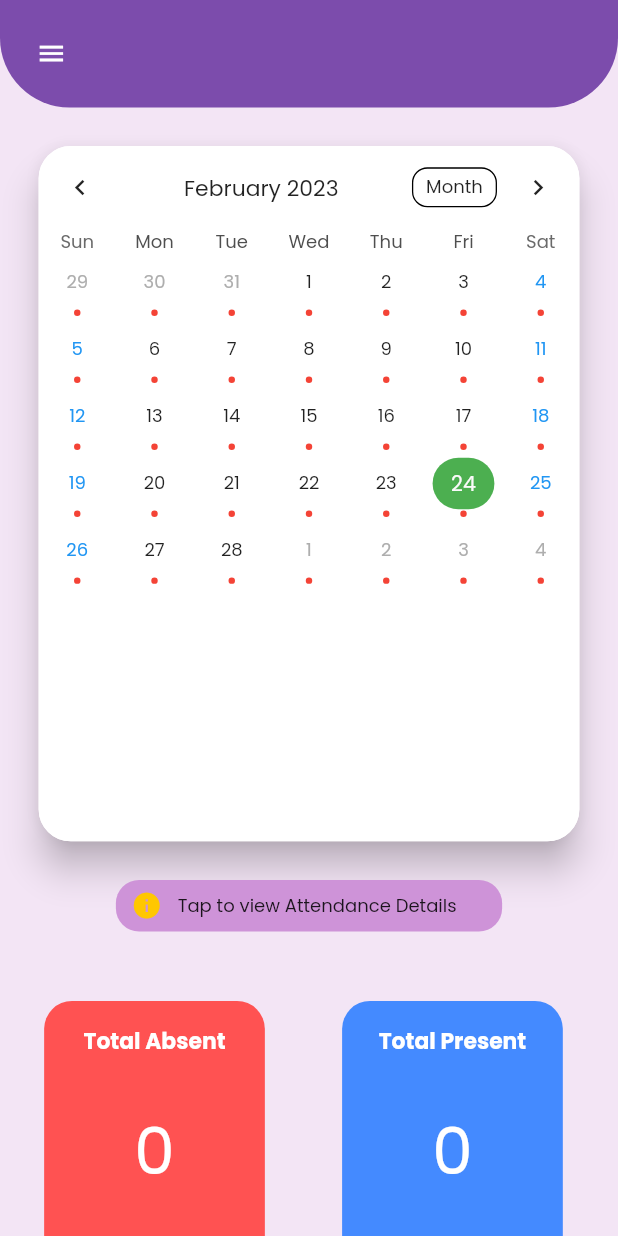
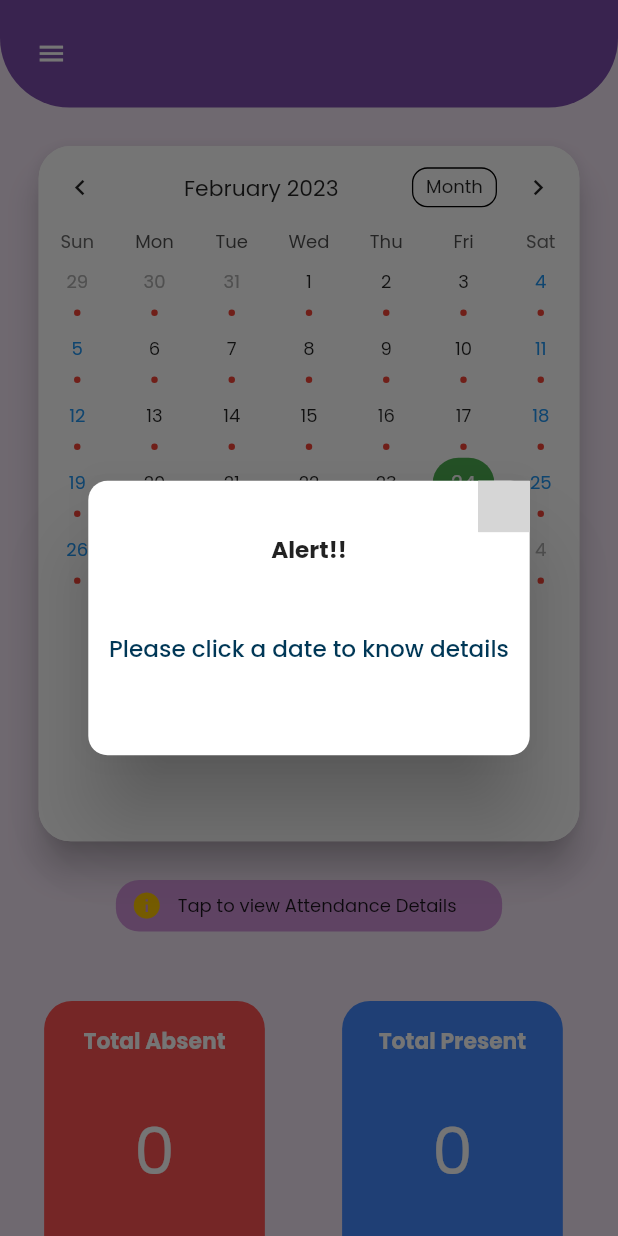
Before and after one commit to Md-Refaydeen/iapp, a Flutter app: the AttendanceScreen screen opened directly with empty values, on a phone screen of 412 x 824 dp. Run offline on Flutter 3.47's test engine with Material 2 defaults, Android fonts, the light colour scheme and no system bars; drawn by our look-alikes of table_calendar; our stand-ins replace date_format, flutter_svg, geocoding, geolocator, google_fonts, google_maps_flutter and 6 more; missing offline and left inert: easy_geofencing, excel, slide_digital_clock; accounts and stored records are empty; network calls fail; project files that could hold a hidden picture were left out; grey boxes are pictures that could not be loaded.

Commit message:
refay's latest commit4

```diff
--- a/lib/services/geofence.dart
+++ b/lib/services/geofence.dart
@@ -21,9 +21,9 @@ class GeoFencingService {
       EasyGeofencing.stopGeofenceService();
 
       await EasyGeofencing.startGeofenceService(
-          pointedLatitude: '13.0567361',
-          pointedLongitude: '80.2571406',
-          radiusMeter: '25.0',
+          pointedLatitude: '13.056559',
+          pointedLongitude: '80.2569616',
+          radiusMeter: '35.0',
           eventPeriodInSeconds: 5);
       if (geofenceStatusStream == null) {
         print('Status stream:${geofenceStatusStream}');
--- a/lib/user_screens/attendance_screen.dart
+++ b/lib/user_screens/attendance_screen.dart
@@ -2,6 +2,7 @@ import 'dart:async';
 import 'dart:convert';
 import 'package:http/http.dart' as http;
 import 'package:flutter/material.dart';
+import 'package:iapp/widgets/alertbox.dart';
 import 'package:table_calendar/table_calendar.dart';
 import '../constants/constants.dart';
 import '../dto/user.dart';
@@ -47,6 +48,8 @@ class _CalendarScreenState extends State<AttendanceScreen> {
 
   Future<void> check() async {
     Future.delayed(const Duration(milliseconds: 500), () {
+      showAlert();
+
       setState(() {
         year = int.parse(location.year);
         month = int.parse(location.month);
@@ -55,9 +58,11 @@ class _CalendarScreenState extends State<AttendanceScreen> {
       _user = fetchDetails(email, month, year);
       checkStatus(email, month, year);
     });
+
   }
 
   void showToast() {
+
     setState(() {
       _isVisible = !_isVisible;
     });
@@ -75,7 +80,12 @@ class _CalendarScreenState extends State<AttendanceScreen> {
     return Scaffold(
       key: _scaffoldKey,
       backgroundColor: Colors.purple.shade50,
-      drawer: Drawer(
+      drawer: NotificationListener<OverscrollIndicatorNotification>(
+        onNotification: (overscroll) {
+          overscroll.disallowGlow();
+          return true;
+        },
+        child: Drawer(
           backgroundColor: Colors.purple.shade50,
           width: MediaQuery.of(context).size.width * 0.7,
           child: ListView(
@@ -155,6 +165,7 @@ class _CalendarScreenState extends State<AttendanceScreen> {
             ],
           ),
         ),
+      ),
       body: SafeArea(
         child: Column(mainAxisAlignment: MainAxisAlignment.start, children: [
           Container(
@@ -228,7 +239,7 @@ class _CalendarScreenState extends State<AttendanceScreen> {
                             return Container(
                               height: 5,
                               decoration: BoxDecoration(
-                                  color: status == "Present"
+                                  color: status == "Present"||status=='Late'
                                       ? Colors.green
                                       : Colors.red,
                                   shape: BoxShape.circle),
@@ -294,6 +305,7 @@ class _CalendarScreenState extends State<AttendanceScreen> {
                               icon: Icon(Icons.info),
                               color: Color(0xFFFFC701)),
                           Text('Tap to view Attendance Details'),
+
                         ],
                       ),
                     ),
@@ -530,6 +542,16 @@ class _CalendarScreenState extends State<AttendanceScreen> {
       ),
     );
   }
+  Future <void> showAlert()async {
+     showDialog(context: context, builder: (_)=>AlertBox(
+
+     )
+
+     );
+     Future.delayed(Duration(seconds: 3), () {
+       Navigator.of(context).pop();
+     });
+  }
 
   Future<void> checkStatus(String? email, int? month, int? year) async {
     try {
@@ -620,25 +642,22 @@ class _CalendarScreenState extends State<AttendanceScreen> {
 
         var listUsers = getUsersData.map((i) => User.fromJson(i)).toList();
         for (var item in getUsersData) {
-          setState(() {
+
             //widget.date = DateTime.parse(item['date'].split(' ')[0]);
+            var date = DateTime.parse(item['date']);
+            var status = item['status'];
 
-            widget.date = DateTime.parse(item['date']);
-            widget.status = item['status'];
-          });
 
-          // Add the event to the events map
-          if (_events[widget.date] == null) {
-            _events[widget.date] = [widget.status];
-            //  print(_events[widget.date]);
+          if (_events[date] == null) {
+            _events[date] = [status];
           } else {
-            _events[widget.date]?.add(widget.status);
+            _events[date]?.add(status);
           }
-          print(_events[widget.date]);
-          print('date:${widget.date}');
-          print(_events[widget.status]);
+          print('s${_events[date]}');
+            print('ss${_events[status]}');
+          print('date:${date}');
         }
-        print(_events);
+
         return listUsers;
       } else {
         throw Exception('Failed to load users');
@@ -648,16 +667,13 @@ class _CalendarScreenState extends State<AttendanceScreen> {
       rethrow;
     }
   }
+  List<String> _getEvents(DateTime date) {
+    String formattedDate = DateFormat("yyyy-MM-dd HH:mm:ss.SSS").format(date);
+    // Retrieve the list of events for the formatted date
+    var statuses = _events[formattedDate] ?? [];
+    print('statuses:$statuses');
 
-  List<dynamic> _getEvents(DateTime date) {
-    String formattedDate = DateFormat("yyyy-MM-dd").format(date);
-    // Retrieve the list of events for the formatted date
-    var statuses = _events[date] ?? [];
-    print('statuses:$statuses');
-    // _events.forEach((date, statuses) {
-    //   print('$date: $statuses');
-    // });
+    return statuses.map((status) => status.toString()).toList();
+  }
 
-    return statuses;
 }
-}
--- a/lib/widgets/alert_components.dart
+++ b/lib/widgets/alert_components.dart
@@ -18,6 +18,7 @@ class DialogComponent extends StatelessWidget {
   Widget build(BuildContext context) {
     print('called');
     return Dialog(
+
       shape: RoundedRectangleBorder(
         borderRadius: BorderRadius.circular(20),
       ),
--- /dev/null
+++ b/lib/widgets/alertbox.dart
@@ -0,0 +1,52 @@
+import 'package:flutter/material.dart';
+import 'package:flutter_svg/flutter_svg.dart';
+import 'package:iapp/constants/constants.dart';
+
+class AlertBox extends StatelessWidget {
+  const AlertBox({Key? key}) : super(key: key);
+
+  @override
+  Widget build(BuildContext context) {
+    return Dialog(
+        backgroundColor: Colors.white,
+        shape: RoundedRectangleBorder(
+          borderRadius: BorderRadius.circular(15),
+        ),
+        child: Container(
+          height: MediaQuery.of(context).size.height / 4.5,
+          width: MediaQuery.of(context).size.width / 1.4,
+          decoration: BoxDecoration(),
+          child: Column(
+            children: [
+              Row(
+                mainAxisAlignment: MainAxisAlignment.end,
+                children: [
+                  SvgPicture.asset(
+                    'assets/images/logo.svg',
+                    height: 40,
+                    width: 40,
+                  ),
+                ],
+              ),
+              Text(
+                'Alert!!',
+                style: TextStyle(
+                  fontWeight: FontWeight.w700,
+                  fontSize: 18,
+                ),
+              ),
+              SizedBox(
+                height: 50,
+              ),
+              Text(
+                'Please click a date to know details',
+                style: TextStyle(
+                    fontSize: 18,
+                    fontWeight: FontWeight.w500,
+                    color: Color(0xFF003756)),
+              ),
+            ],
+          ),
+        ));
+  }
+}
```
Also changed, not shown: lib/admin_screens/attendance_screen.dart (+58 -3 lines), lib/admin_screens/home_screen.dart (+38 -40 lines), lib/admin_screens/individual_attendance.dart (+7 -0 lines), lib/screens/login_screen.dart (+11 -2 lines), lib/user_screens/home_screen.dart (+7 -2 lines). Lines whose indentation alone changed are shown as unchanged.
